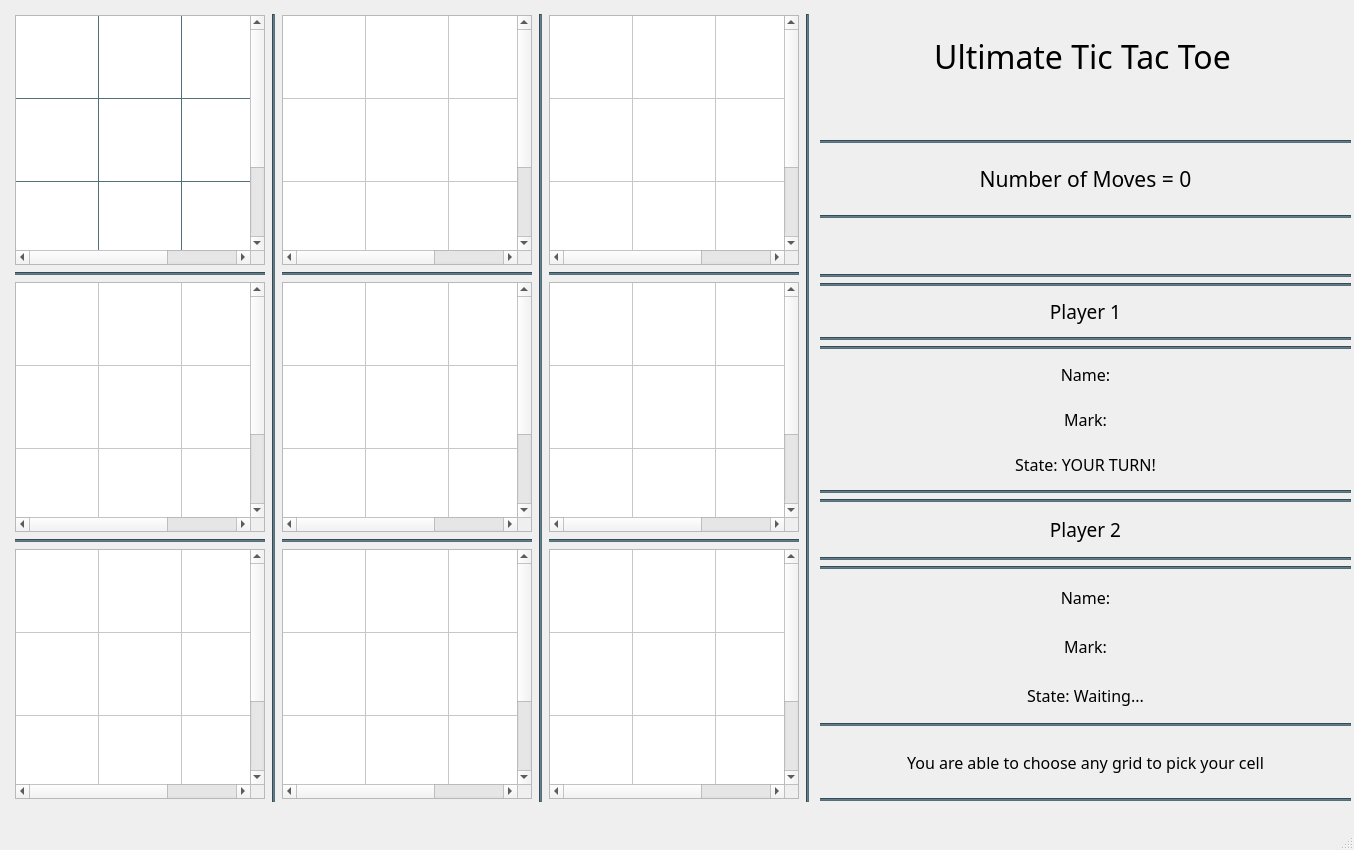
This is ultimate_ttt_ui.ui in adhamhamdy3/Ultimate-Tic-Tac-Toe as Qt 5 draws it before an edit. The edited form follows.
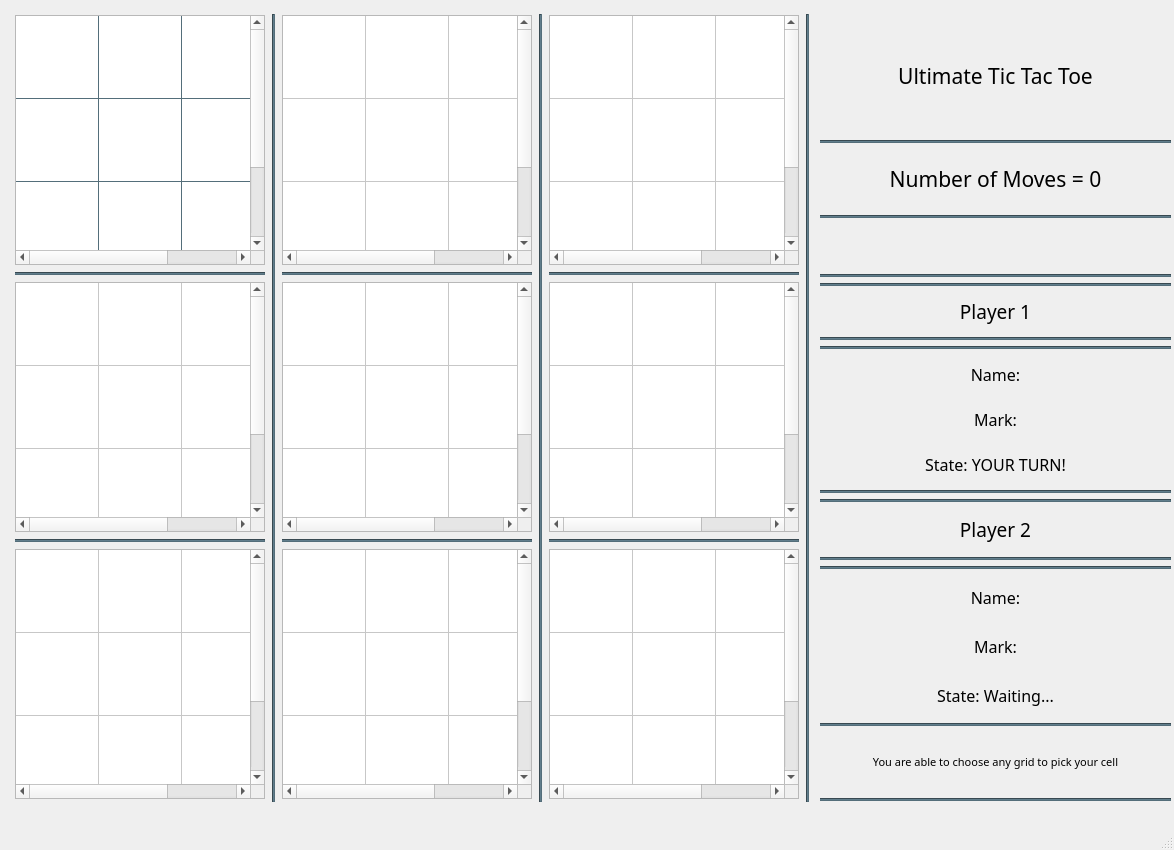
This is the edited form.

What changed in the file:
```diff
--- a/ultimate_ttt_ui.ui
+++ b/ultimate_ttt_ui.ui
@@ -6,7 +6,7 @@
    <rect>
     <x>0</x>
     <y>0</y>
-    <width>1354</width>
+    <width>1174</width>
     <height>850</height>
    </rect>
   </property>
@@ -18,13 +18,13 @@
   </property>
   <property name="minimumSize">
    <size>
-    <width>1354</width>
+    <width>1174</width>
     <height>850</height>
    </size>
   </property>
   <property name="maximumSize">
    <size>
-    <width>1354</width>
+    <width>1174</width>
     <height>850</height>
    </size>
   </property>
@@ -1803,15 +1803,15 @@
     <property name="geometry">
      <rect>
       <x>820</x>
-      <y>20</y>
-      <width>525</width>
+      <y>40</y>
+      <width>351</width>
       <height>72</height>
      </rect>
     </property>
     <property name="font">
      <font>
       <family>outrun future</family>
-      <pointsize>24</pointsize>
+      <pointsize>16</pointsize>
      </font>
     </property>
     <property name="text">
@@ -1826,7 +1826,7 @@
      <rect>
       <x>820</x>
       <y>140</y>
-      <width>531</width>
+      <width>351</width>
       <height>661</height>
      </rect>
     </property>
@@ -2124,7 +2124,7 @@
          <property name="font">
           <font>
            <family>outrun future</family>
-           <pointsize>12</pointsize>
+           <pointsize>8</pointsize>
           </font>
          </property>
          <property name="text">
```
Left out of the diff: 4 changed lines with no effect on the pictures.
